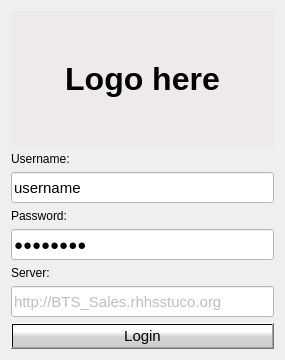
Above: BTS-sales/LoginDialog.ui from barcodetickets/bts-client before the change. Below: the same form after it.
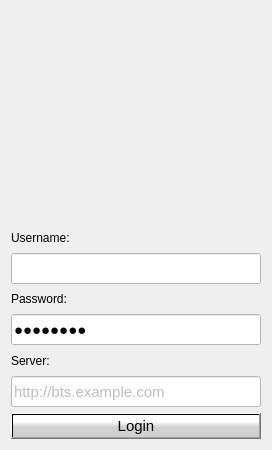
That is the form after the change. Icons and pictures are not drawn.

Patch:
```diff
--- a/BTS-sales/LoginDialog.ui
+++ b/BTS-sales/LoginDialog.ui
@@ -9,8 +9,8 @@
    <rect>
     <x>0</x>
     <y>0</y>
-    <width>285</width>
-    <height>360</height>
+    <width>272</width>
+    <height>450</height>
    </rect>
   </property>
   <property name="sizePolicy">
@@ -39,10 +39,10 @@
       </font>
      </property>
      <property name="styleSheet">
-      <string notr="true">background-color: rgba(253, 18, 18, 5);</string>
+      <string notr="true">image: url(:/rsrc/rsrc/stuco.png);</string>
      </property>
      <property name="text">
-      <string>Logo here</string>
+      <string/>
      </property>
      <property name="alignment">
       <set>Qt::AlignCenter</set>
@@ -81,7 +81,7 @@
           <string notr="true">background-color: rgb(255, 255, 255);</string>
          </property>
          <property name="text">
-          <string>username</string>
+          <string/>
          </property>
          <property name="cursorPosition">
           <number>0</number>
@@ -168,7 +168,7 @@
           <set>Qt::ImhNone</set>
          </property>
          <property name="text">
-          <string>http://BTS_Sales.rhhsstuco.org</string>
+          <string>http://bts.example.com</string>
          </property>
          <property name="echoMode">
           <enum>QLineEdit::Normal</enum>
```
Left out of the diff: 4 changed lines with no effect on the pictures.
